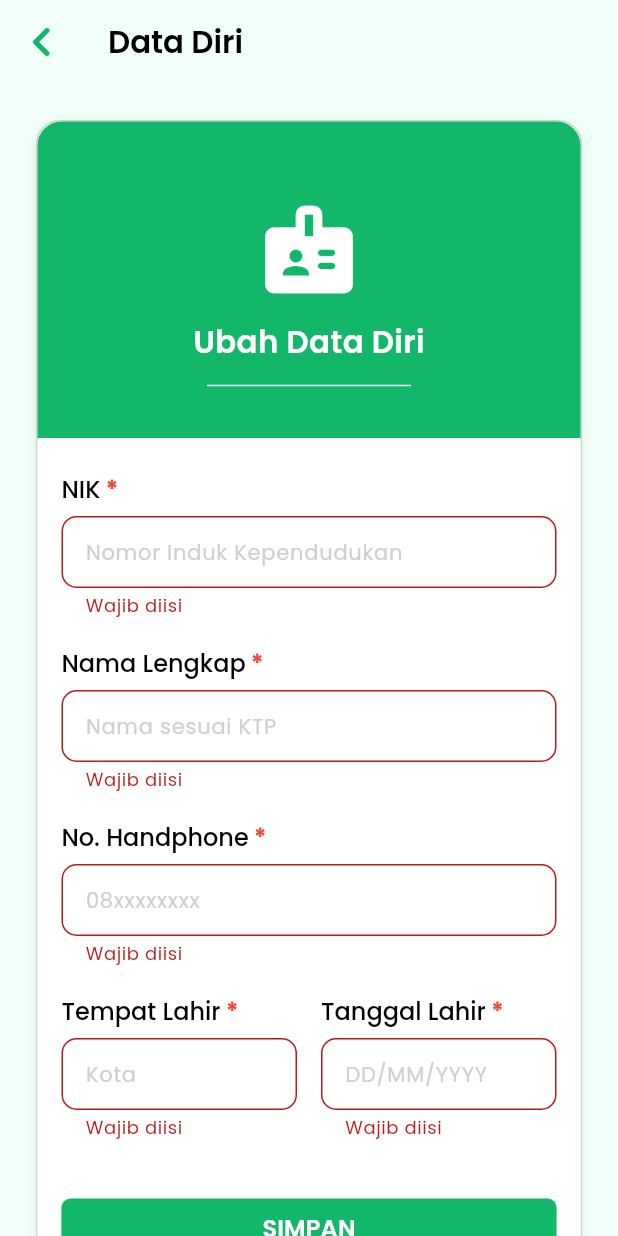
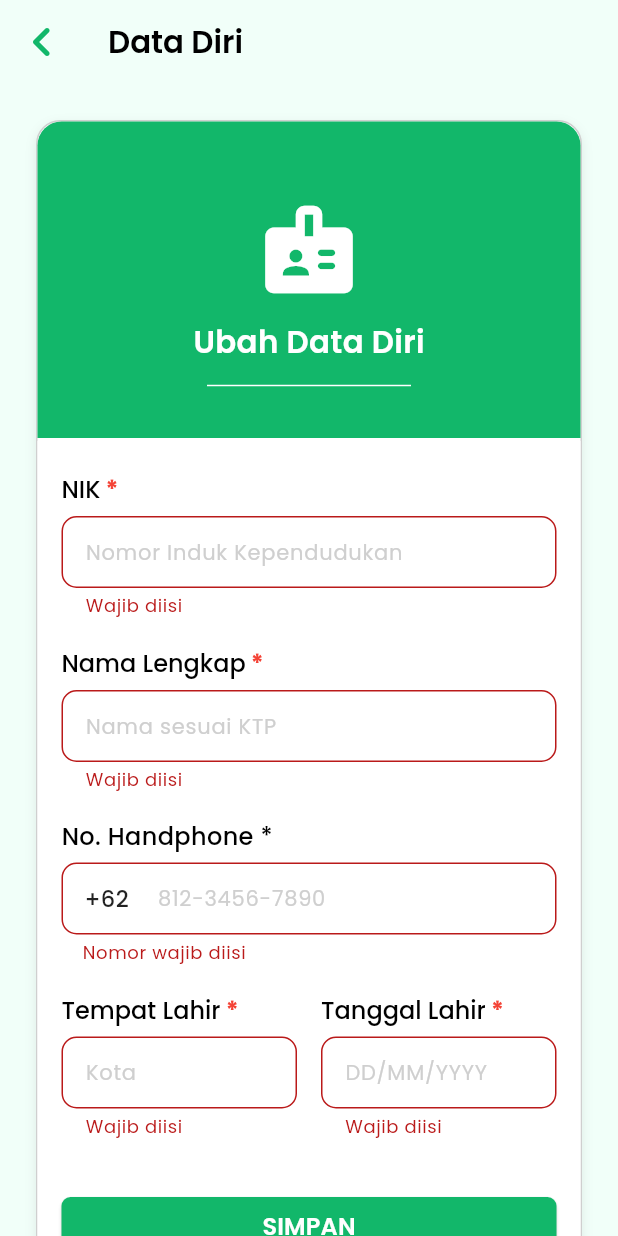
Before and after one commit to athaabiyyu/koperasi_rsb, a Flutter app: the DataDiriPage screen opened by its route, after a tap on "SIMPAN", on a phone screen of 412 x 824 dp. Run offline on Flutter 3.47's test engine with Material 3 defaults, Android fonts, the phone set to English and light mode, and no system bars; our stand-ins replace auto_size_text, file_picker, flutter_dotenv, google_fonts, shared_preferences; accounts and stored records are empty.

Commit message:
styling form input untuk nomer hp

```diff
--- a/lib/screens/profile/data_diri_page.dart
+++ b/lib/screens/profile/data_diri_page.dart
@@ -55,11 +55,12 @@ class _DataDiriPageState extends State<DataDiriPage> {
 
             if (result['success'] && result['data'] != null) {
               final userData = result['data'];
+              final noHp = userData['no_hp'] ?? '';
               if (mounted) {
                 setState(() {
                   _nik.text = userData['nik'] ?? '';
                   _nama.text = userData['nama'] ?? '';
-                  _hp.text = userData['no_hp'] ?? '';
+                  _hp.text = noHp.startsWith('62') ? noHp.substring(2) : noHp;
                   _tempat.text = userData['tempat_lahir'] ?? '';
                   _tanggal.text = userData['tanggal_lahir'] ?? '';
                 });
@@ -137,6 +138,7 @@ class _DataDiriPageState extends State<DataDiriPage> {
       final authProvider = Provider.of<AuthProvider>(context, listen: false);
       final userProvider = Provider.of<UserProvider>(context, listen: false);
       final token = authProvider.token;
+      final formattedHp = '62${_hp.text}';
 
       if (token == null) throw Exception('Token tidak ditemukan');
 
@@ -145,7 +147,7 @@ class _DataDiriPageState extends State<DataDiriPage> {
         token: token,
         nik: _nik.text,
         nama: _nama.text,
-        noHp: _hp.text,
+        noHp: formattedHp,
         tempatLahir: _tempat.text,
         tanggalLahir: _tanggal.text,
       );
@@ -209,7 +211,8 @@ class _DataDiriPageState extends State<DataDiriPage> {
         backgroundColor: lightGreen,
         elevation: 0,
         leading: IconButton(
-          icon: const Icon(Icons.chevron_left_rounded, color: darkGreen, size: 40),
+          icon: const Icon(Icons.chevron_left_rounded,
+              color: darkGreen, size: 40),
           onPressed: () => Navigator.pop(context),
         ),
         title: Text(
@@ -266,7 +269,7 @@ class _DataDiriPageState extends State<DataDiriPage> {
                                   thickness: 1,
                                   height: 30,
                                   indent: _deviceWidth * 0.25,
-                                  endIndent:  _deviceWidth * 0.25,
+                                  endIndent: _deviceWidth * 0.25,
                                 ),
                               ],
                             ),
@@ -316,17 +319,17 @@ class _DataDiriPageState extends State<DataDiriPage> {
                                   },
                                 ),
                                 const SizedBox(height: 18),
-                                CustomTextFormField(
-                                  label: 'No. Handphone',
-                                  hint: '08xxxxxxxx',
+                                PhoneNumberField(
                                   controller: _hp,
-                                  keyboardType: TextInputType.number,
                                   validator: (v) {
                                     if (v == null || v.isEmpty) {
-                                      return 'Wajib diisi';
+                                      return 'Nomor wajib diisi';
                                     }
-                                    if (v.length < 10) {
-                                      return 'Minimal 10 digit';
+                                    if (!RegExp(r'^[0-9]+$').hasMatch(v)) {
+                                      return 'Hanya boleh angka';
+                                    }
+                                    if (v.length < 9 || v.length > 12) {
+                                      return 'Nomor HP harus 9–12 digit';
                                     }
                                     return null;
                                   },
--- a/lib/widgets-global/form/textFormField.dart
+++ b/lib/widgets-global/form/textFormField.dart
@@ -165,3 +165,89 @@ class ThousandsSeparatorInputFormatter extends TextInputFormatter {
     return buffer.toString().split('').reversed.join();
   }
 }
+
+class PhoneNumberField extends StatelessWidget {
+  final TextEditingController controller;
+  final bool enabled;
+  final String? Function(String?)? validator;
+
+  const PhoneNumberField({
+    super.key,
+    required this.controller,
+    this.enabled = true,
+    this.validator,
+  });
+
+  @override
+  Widget build(BuildContext context) {
+    return Column(
+      crossAxisAlignment: CrossAxisAlignment.start,
+      children: [
+        Text(
+          "No. Handphone *",
+          style: GoogleFonts.poppins(
+            fontWeight: FontWeight.w500,
+            fontSize: 16,
+            color: Colors.black,
+          ),
+        ),
+        const SizedBox(height: 6),
+        TextFormField(
+          controller: controller,
+          keyboardType: TextInputType.number,
+          enabled: enabled,
+          inputFormatters: [
+            FilteringTextInputFormatter.digitsOnly,
+          ],
+          validator: (value) {
+            if (value == null || value.isEmpty) {
+              return "Nomor wajib diisi";
+            }
+            if (!value.startsWith("62") && !value.startsWith("8")) {
+              return "Nomor tidak valid";
+            }
+            return null;
+          },
+          decoration: InputDecoration(
+            prefixIcon: Container(
+              width: 60,
+              alignment: Alignment.center,
+              child: Text(
+                "+62",
+                style: GoogleFonts.poppins(
+                  color: Colors.black87,
+                  fontWeight: FontWeight.w500,
+                  fontSize: 15,
+                ),
+              ),
+            ),
+            hintText: "812-3456-7890",
+            hintStyle: GoogleFonts.poppins(color: strokeGray, fontSize: 14),
+            contentPadding: const EdgeInsets.symmetric(vertical: 12, horizontal: 10),
+            border: OutlineInputBorder(
+              borderRadius: BorderRadius.circular(10),
+              borderSide: const BorderSide(color: strokeGray, width: 1.0),
+            ),
+            enabledBorder: OutlineInputBorder(
+              borderRadius: BorderRadius.circular(10),
+              borderSide: const BorderSide(color: strokeGray, width: 1.0),
+            ),
+            focusedBorder: OutlineInputBorder(
+              borderRadius: BorderRadius.circular(10),
+              borderSide: const BorderSide(color: grayFont, width: 1.5),
+            ),
+          ),
+          onChanged: (value) {
+            // Kalau user ketik "62" di depan, hapus supaya tidak dobel
+            if (value.startsWith("62")) {
+              controller.text = value.substring(2);
+              controller.selection = TextSelection.fromPosition(
+                TextPosition(offset: controller.text.length),
+              );
+            }
+          },
+        ),
+      ],
+    );
+  }
+}
```
Also changed, not shown: lib/screens/auth/login/login.dart (+3 -12 lines), lib/screens/auth/regis/register-page1.dart (+11 -22 lines).
